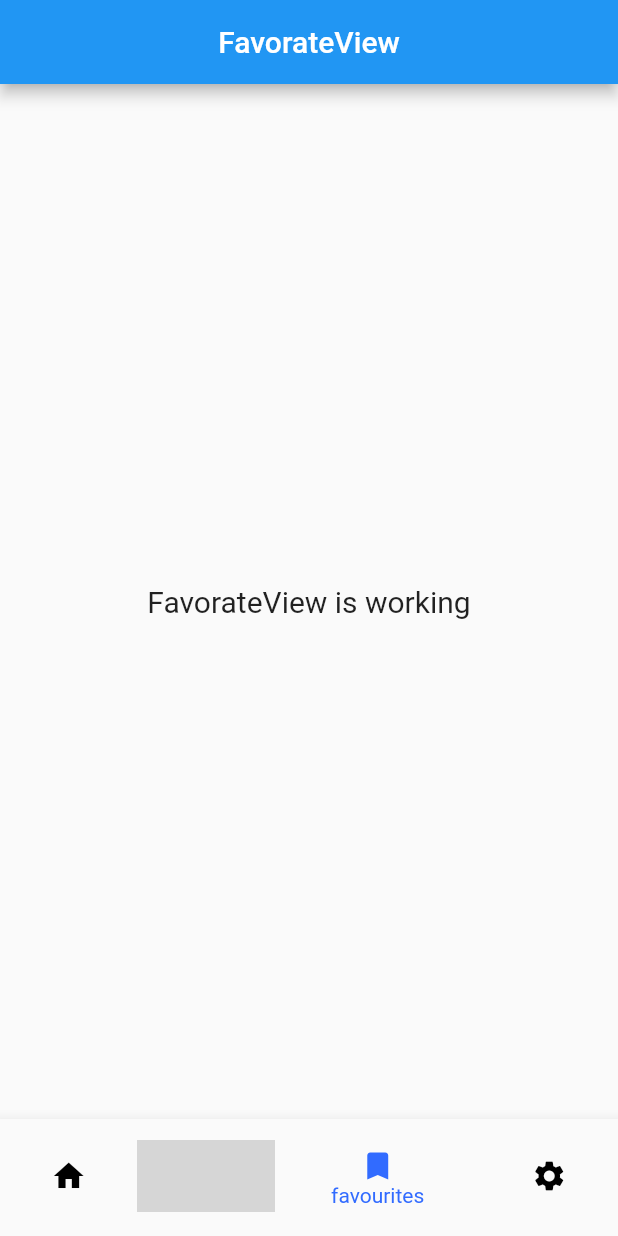
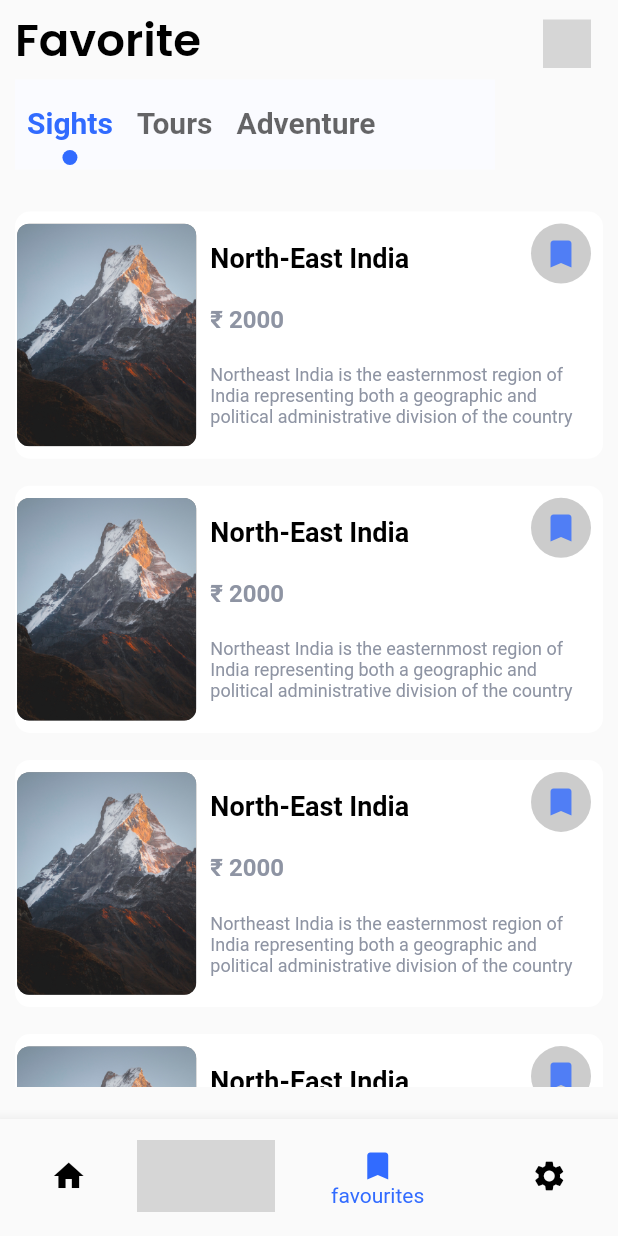
Before and after one commit to jishnup57/TravelApp, a Flutter app: the screen it shows after launch, item 3 of the bottom bar chosen, on a phone screen of 412 x 824 dp. Run offline on Flutter 3.47's test engine with Material 2 defaults, Android fonts, the phone set to English and light mode, and no system bars; our stand-ins replace dio, flutter_otp_text_field, flutter_rating_bar, get, google_fonts, shared_preferences and 1 more; missing offline and left inert: iconify_flutter; grey boxes are pictures that could not be loaded.

Commit message:
search & favorate  ui compleated

```diff
--- a/lib/app/modules/Favorate/views/favorate_view.dart
+++ b/lib/app/modules/Favorate/views/favorate_view.dart
@@ -1,21 +1,30 @@
 import 'package:flutter/material.dart';
 
 import 'package:get/get.dart';
+import 'package:travel_aliga/app/modules/Favorate/views/widget/tabcontent_favorite.dart';
+import 'package:travel_aliga/app/modules/home/views/widget/tabbs.dart';
+import 'package:travel_aliga/app/modules/widgets/appbar.dart';
 
 import '../controllers/favorate_controller.dart';
 
 class FavorateView extends GetView<FavorateController> {
   @override
-  Widget build(BuildContext context) {
-    return Scaffold(
-      appBar: AppBar(
-        title: Text('FavorateView'),
-        centerTitle: true,
-      ),
-      body: Center(
-        child: Text(
-          'FavorateView is working',
-          style: TextStyle(fontSize: 20),
+   Widget build(BuildContext context) {
+    final height = MediaQuery.of(context).size.height;
+    return SafeArea(
+      child: Padding(
+        padding: const EdgeInsets.symmetric(horizontal: 10),
+        child: Column(
+          children: [
+            const MainAppBar(
+              isFilter: true,
+              title: 'Favorite',
+            ),
+            SizedBox(
+              height: height * 0.82,
+              child: const Tabbs(tabWidget: TabContentFavorite()),
+            ),
+          ],
         ),
       ),
     );
--- /dev/null
+++ b/lib/app/modules/Favorate/views/widget/favorite_card.dart
@@ -0,0 +1,84 @@
+import 'package:flutter/material.dart';
+import 'package:travel_aliga/app/utils/colors.dart';
+import 'package:travel_aliga/app/utils/style.dart';
+
+class CardFavorite extends StatelessWidget {
+  const CardFavorite({Key? key}) : super(key: key);
+
+  @override
+  Widget build(BuildContext context) {
+    final height = MediaQuery.of(context).size.height;
+    final width = MediaQuery.of(context).size.width;
+    return Padding(
+      padding: const EdgeInsets.only(top: 18),
+      child: Stack(
+        children: [
+          Container(
+            height: height * 0.2,
+            decoration: BoxDecoration(
+              color: AppColor.kWhiteColor,
+              borderRadius: BorderRadius.circular(10),
+            ),
+            child: Row(
+              mainAxisAlignment: MainAxisAlignment.spaceEvenly,
+              children: [
+                Container(
+                  height: height * 0.18,
+                  width: width * 0.29,
+                  decoration: BoxDecoration(
+                      color: Colors.black.withOpacity(.5),
+                      borderRadius: BorderRadius.circular(8),
+                      image: const DecorationImage(
+                          image: AssetImage('asset/image/north-east india.jpg'),
+                          fit: BoxFit.cover)),
+                ),
+                Padding(
+                  padding: const EdgeInsets.only(left: 8.0),
+                  child: Column(
+                    crossAxisAlignment: CrossAxisAlignment.start,
+                    mainAxisAlignment: MainAxisAlignment.spaceEvenly,
+                    children: [
+                      Text(
+                        "North-East India",
+                        style: AppStyle.kIntermediateText
+                            .copyWith(color: Colors.black, fontSize: 18),
+                      ),
+                      const Text(
+                        '₹ 2000',
+                        style: AppStyle.kIntermediateText,
+                      ),
+                      SizedBox(
+                        width: width - (width * 0.3) - 28,
+                        child: Text(
+                          "Northeast India is the easternmost region of India representing both a geographic and political administrative division of the country",
+                          style: AppStyle.kWelcomeSmall.copyWith(
+                              fontSize: 12, fontWeight: FontWeight.normal),
+                          maxLines: 3,
+                          overflow: TextOverflow.ellipsis,
+                        ),
+                      ),
+                    ],
+                  ),
+                )
+              ],
+            ),
+          ),
+          Align(
+            alignment: Alignment.topRight,
+            child: Padding(
+              padding: const EdgeInsets.all(8.0),
+              child: CircleAvatar(
+                backgroundColor: AppColor.kBlackColor.withOpacity(.2),
+                child:  Icon(
+                  Icons.bookmark,
+                  size: 24,
+                  color: AppColor.kPrimaryColor.withOpacity(.8),
+                ),
+              ),
+            ),
+          ),
+        ],
+      ),
+    );
+  }
+}
--- /dev/null
+++ b/lib/app/modules/Favorate/views/widget/favorite_slider.dart
@@ -0,0 +1,28 @@
+
+import 'package:flutter/material.dart';
+import 'package:travel_aliga/app/modules/Favorate/views/widget/favorite_card.dart';
+import 'package:travel_aliga/app/utils/style.dart';
+
+class FavoriteSlider extends StatelessWidget {
+  const FavoriteSlider({
+    Key? key,
+  }) : super(key: key);
+
+  @override
+  Widget build(BuildContext context) {
+    final double height = MediaQuery.of(context).size.height;
+    return Column(
+      children: [
+        AppStyle.kHight10,
+        SizedBox(
+          width: double.infinity,
+          height: height * 0.73,
+          child: ListView.builder(
+            itemBuilder: (context, index) => const CardFavorite(),
+            itemCount: 20,
+          ),
+        ),
+      ],
+    );
+  }
+}
--- /dev/null
+++ b/lib/app/modules/Favorate/views/widget/tabcontent_favorite.dart
@@ -0,0 +1,21 @@
+import 'package:flutter/material.dart';
+import 'package:travel_aliga/app/modules/Favorate/views/widget/favorite_slider.dart';
+
+
+class TabContentFavorite extends StatelessWidget {
+  const TabContentFavorite({Key? key}) : super(key: key);
+
+  @override
+  Widget build(BuildContext context) {
+    return const Expanded(
+      child: TabBarView(
+        physics: BouncingScrollPhysics(),
+        children: [
+          FavoriteSlider(),
+          FavoriteSlider(),
+          FavoriteSlider(),
+        ],
+      ),
+    );
+  }
+}
--- a/lib/app/modules/home/views/home_view.dart
+++ b/lib/app/modules/home/views/home_view.dart
@@ -26,6 +26,7 @@ class HomeView extends GetView<HomeController> {
               child: const Tabbs(tabWidget: TabContentHome()),
             ),
              const TrendingWidget(title: 'Popular'),
+              AppStyle.kHight8,
             Text(
               "Explore more",
               style: AppStyle.kIntermediateText.copyWith(color: Colors.black),
```
Also changed, not shown: lib/app/modules/search/views/search_view.dart (+84 -11 lines), lib/app/modules/search/views/widget/search_card.dart (added, +41 -0 lines).
